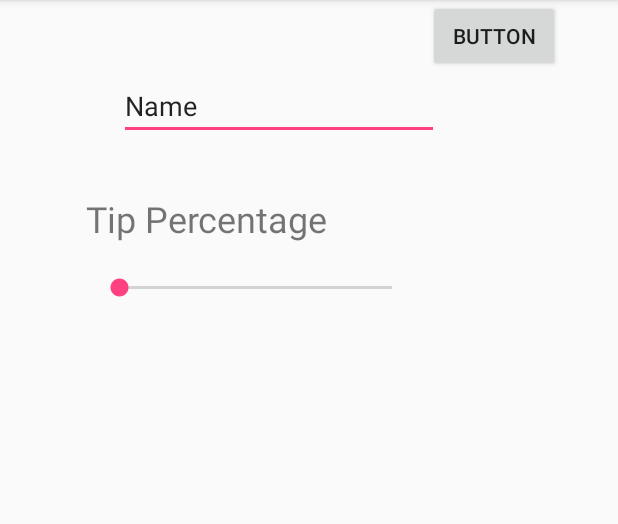
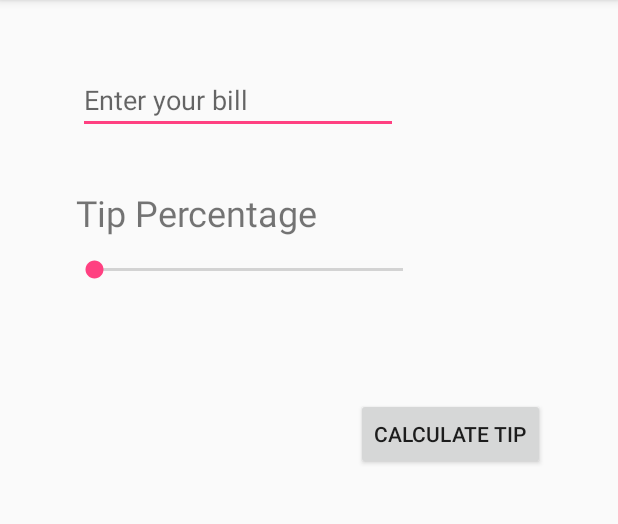
Before and after one commit to leogsouza/build-21-android-apps, an Android app: the screen it shows after launch (MainActivity), on a phone screen of 412 x 824 dp, the part 84-608 px from its top. Run offline under Robolectric (Android 15) with nearby library versions, the phone set to English and light mode, and no system bars.

Commit message:
App TipCalculator: calculate total bill

```diff
--- a/TipCalculator/app/src/main/java/br/com/leogsouza/tipcalculator/MainActivity.java
+++ b/TipCalculator/app/src/main/java/br/com/leogsouza/tipcalculator/MainActivity.java
@@ -2,12 +2,75 @@ package br.com.leogsouza.tipcalculator;
 
 import android.support.v7.app.AppCompatActivity;
 import android.os.Bundle;
+import android.view.View;
+import android.widget.Button;
+import android.widget.EditText;
+import android.widget.SeekBar;
+import android.widget.TextView;
+import android.widget.Toast;
 
-public class MainActivity extends AppCompatActivity {
+import org.w3c.dom.Text;
+
+public class MainActivity extends AppCompatActivity  implements View.OnClickListener{
+
+    private EditText enteredAmount;
+    private SeekBar seekBar;
+    private Button calculateButton;
+    private TextView totalResultTextView;
+    private TextView percentageTextView;
+    private TextView totalBillTextView;
+    private int seekBarPercentage;
+    private float enteredBillFloat;
 
     @Override
     protected void onCreate(Bundle savedInstanceState) {
         super.onCreate(savedInstanceState);
         setContentView(R.layout.activity_main);
+
+        enteredAmount = findViewById(R.id.billAmountID);
+        seekBar = findViewById(R.id.percentageSeekBar);
+        calculateButton = findViewById(R.id.calculateButton);
+        totalResultTextView = findViewById(R.id.resultID);
+        percentageTextView = findViewById(R.id.percentageTextView);
+        totalBillTextView = findViewById(R.id.totalBillTextView);
+
+        calculateButton.setOnClickListener(this);
+
+        seekBar.setOnSeekBarChangeListener(new SeekBar.OnSeekBarChangeListener() {
+            @Override
+            public void onProgressChanged(SeekBar seekBar, int i, boolean b) {
+                percentageTextView.setText(String.valueOf(seekBar.getProgress()) + "%");
+            }
+
+            @Override
+            public void onStartTrackingTouch(SeekBar seekBar) {
+
+            }
+
+            @Override
+            public void onStopTrackingTouch(SeekBar seekBar) {
+                seekBarPercentage = seekBar.getProgress();
+            }
+        });
+    }
+
+    @Override
+    public void onClick(View view) {
+        calculate();
+    }
+
+    public void calculate() {
+        float result = 0.0f;
+
+        if(!enteredAmount.getText().toString().equals("")) {
+            enteredBillFloat = Float.parseFloat(enteredAmount.getText().toString());
+            result = enteredBillFloat * seekBarPercentage / 100;
+            totalResultTextView.setText("Your tip will be $"+ String.valueOf(result));
+            totalBillTextView.setText("Total bill: " + String.valueOf(enteredBillFloat + result));
+
+        } else {
+            Toast.makeText(MainActivity.this, "Please enter a bill amount.", Toast.LENGTH_LONG).show();
+        }
+
     }
 }
--- a/TipCalculator/app/src/main/res/layout/activity_main.xml
+++ b/TipCalculator/app/src/main/res/layout/activity_main.xml
@@ -12,12 +12,12 @@
         android:layout_height="wrap_content"
         android:layout_marginEnd="8dp"
         android:layout_marginStart="8dp"
-        android:layout_marginTop="48dp"
+        android:layout_marginTop="44dp"
         android:ems="10"
+        android:hint="@string/enter_bill"
         android:inputType="number"
-        android:text="Name"
         app:layout_constraintEnd_toEndOf="parent"
-        app:layout_constraintHorizontal_bias="0.39"
+        app:layout_constraintHorizontal_bias="0.241"
         app:layout_constraintStart_toStartOf="parent"
         app:layout_constraintTop_toTopOf="parent" />
 
@@ -29,31 +29,80 @@
         android:text="@string/tip_percentage"
         android:textSize="24sp"
         app:layout_constraintEnd_toEndOf="parent"
-        app:layout_constraintHorizontal_bias="0.23"
+        app:layout_constraintHorizontal_bias="0.201"
         app:layout_constraintStart_toStartOf="parent"
         app:layout_constraintTop_toBottomOf="@+id/billAmountID" />
 
     <SeekBar
-        android:id="@+id/seekBar"
-        android:layout_width="214dp"
-        android:layout_height="27dp"
+        android:id="@+id/percentageSeekBar"
+        android:layout_width="238dp"
+        android:layout_height="19dp"
         android:layout_marginEnd="8dp"
-        android:layout_marginStart="8dp"
-        android:layout_marginTop="16dp"
+        android:layout_marginStart="5dp"
+        android:layout_marginTop="12dp"
+        android:max="20"
         app:layout_constraintEnd_toEndOf="parent"
-        app:layout_constraintHorizontal_bias="0.305"
+        app:layout_constraintHorizontal_bias="0.258"
         app:layout_constraintStart_toStartOf="parent"
         app:layout_constraintTop_toBottomOf="@+id/textView" />
 
     <Button
-        android:id="@+id/button"
+        android:id="@+id/calculateButton"
+        android:layout_width="wrap_content"
+        android:layout_height="48dp"
+        android:layout_marginBottom="8dp"
+        android:layout_marginEnd="8dp"
+        android:layout_marginStart="8dp"
+        android:layout_marginTop="76dp"
+        android:text="@string/calculate_text"
+        app:layout_constraintBottom_toBottomOf="parent"
+        app:layout_constraintEnd_toEndOf="parent"
+        app:layout_constraintHorizontal_bias="0.85"
+        app:layout_constraintStart_toStartOf="parent"
+        app:layout_constraintTop_toBottomOf="@+id/percentageSeekBar"
+        app:layout_constraintVertical_bias="0.0" />
+
+    <TextView
+        android:id="@+id/resultID"
         android:layout_width="wrap_content"
         android:layout_height="wrap_content"
+        android:layout_marginBottom="8dp"
         android:layout_marginEnd="8dp"
         android:layout_marginStart="8dp"
-        android:text="Button"
+        android:layout_marginTop="8dp"
+        android:textSize="18sp"
+        app:layout_constraintBottom_toBottomOf="parent"
         app:layout_constraintEnd_toEndOf="parent"
-        app:layout_constraintHorizontal_bias="0.0"
-        app:layout_constraintStart_toEndOf="@+id/seekBar"
-        tools:layout_editor_absoluteY="231dp" />
+        app:layout_constraintHorizontal_bias="0.133"
+        app:layout_constraintStart_toStartOf="parent"
+        app:layout_constraintTop_toBottomOf="@+id/calculateButton"
+        app:layout_constraintVertical_bias="0.265" />
+
+    <TextView
+        android:id="@+id/percentageTextView"
+        android:layout_width="wrap_content"
+        android:layout_height="wrap_content"
+        android:layout_marginBottom="76dp"
+        android:layout_marginEnd="8dp"
+        android:layout_marginStart="8dp"
+        android:textSize="18sp"
+        app:layout_constraintBottom_toTopOf="@+id/calculateButton"
+        app:layout_constraintEnd_toEndOf="parent"
+        app:layout_constraintStart_toEndOf="@+id/percentageSeekBar" />
+
+    <TextView
+        android:id="@+id/totalBillTextView"
+        android:layout_width="wrap_content"
+        android:layout_height="wrap_content"
+        android:layout_marginBottom="8dp"
+        android:layout_marginEnd="8dp"
+        android:layout_marginStart="8dp"
+        android:layout_marginTop="8dp"
+        android:textSize="18sp"
+        app:layout_constraintBottom_toBottomOf="parent"
+        app:layout_constraintEnd_toEndOf="parent"
+        app:layout_constraintHorizontal_bias="0.1"
+        app:layout_constraintStart_toStartOf="parent"
+        app:layout_constraintTop_toBottomOf="@+id/resultID"
+        app:layout_constraintVertical_bias="0.083" />
 </android.support.constraint.ConstraintLayout>
--- a/TipCalculator/app/src/main/res/values/strings.xml
+++ b/TipCalculator/app/src/main/res/values/strings.xml
@@ -1,4 +1,6 @@
 <resources>
     <string name="app_name">TipCalculator</string>
     <string name="tip_percentage">Tip Percentage</string>
+    <string name="calculate_text">Calculate Tip</string>
+    <string name="enter_bill">Enter your bill</string>
 </resources>
```
